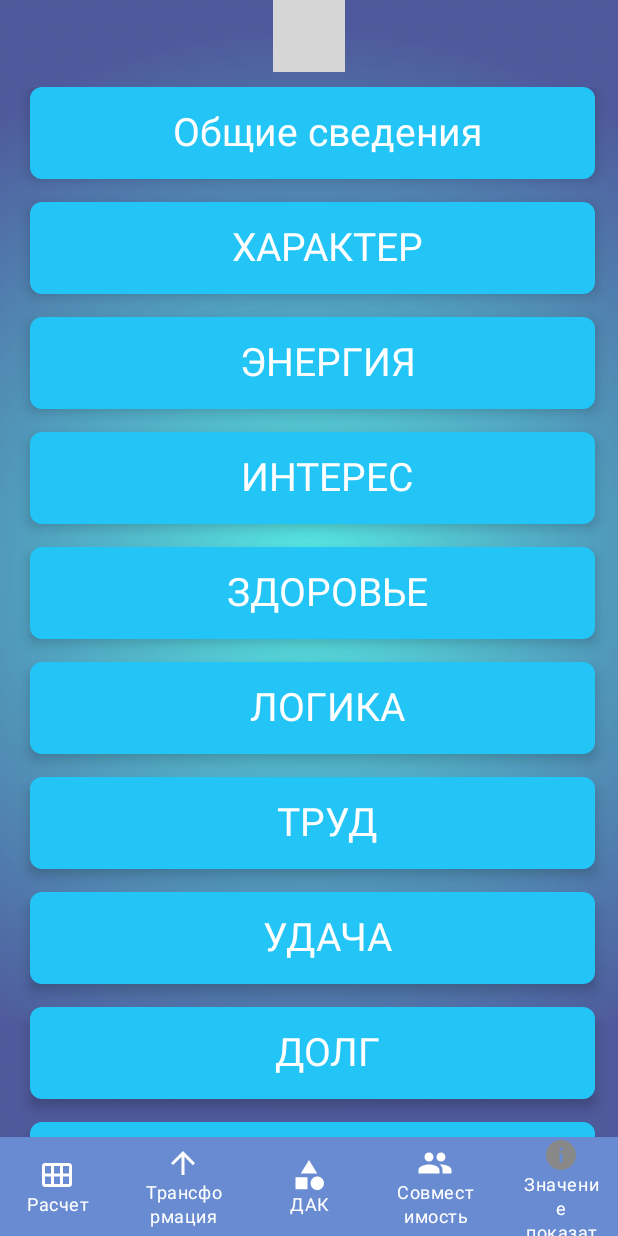
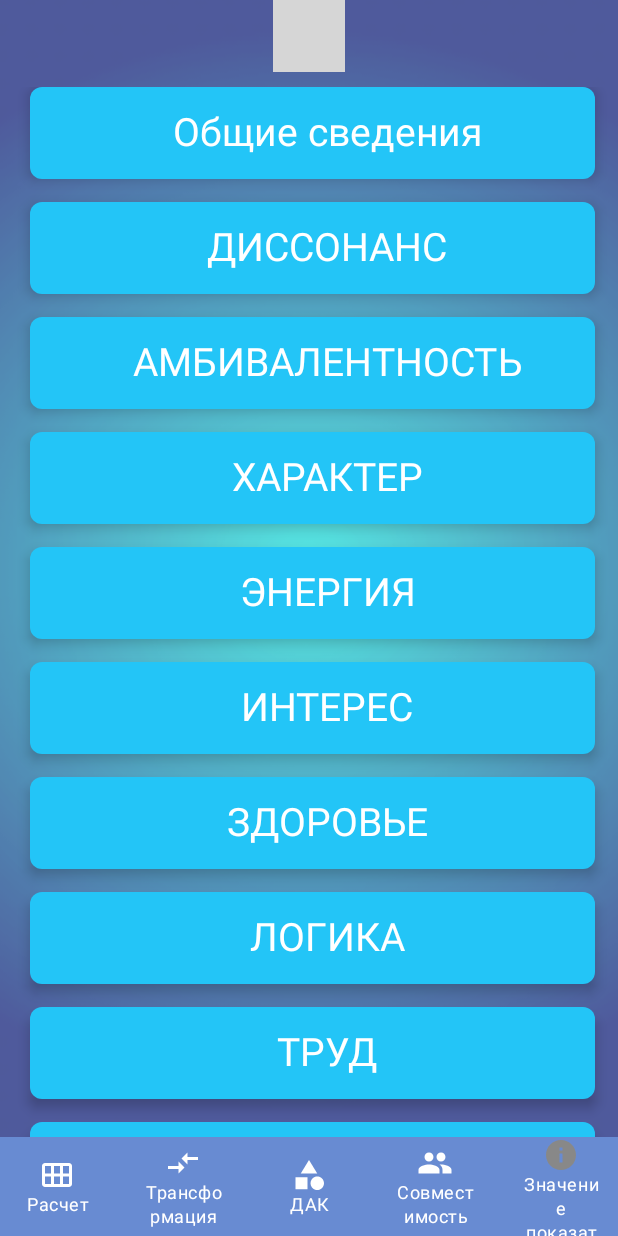
Before and after one commit to 070boroda/numerologic_android, an Android app built with Jetpack Compose: the screen_2 screen opened through its navigation route, on a phone screen of 412 x 824 dp. Run offline under Robolectric (Android 15) with nearby library versions, the phone set to English and light mode, and no system bars; our stand-ins replace AdMob, livedata-compose; libraries missing offline, so code that uses them is left out: com.android.billingclient, com.google.firebase.crashlytics, com.yandex.mobile; pictures from the network do not load; 2 statements that could not run were skipped; grey boxes are pictures that could not be loaded.

Commit message:
[NA-037] - add info, up version

```diff
--- a/app/src/main/java/com/zelianko/numerologic/activiti/HelpScreen.kt
+++ b/app/src/main/java/com/zelianko/numerologic/activiti/HelpScreen.kt
@@ -106,6 +106,8 @@ fun HelpScreen(
                 itemsIndexed(
                     listOf(
                         "Общие сведения",
+                        "ДИССОНАНС",
+                        "АМБИВАЛЕНТНОСТЬ",
                         "ХАРАКТЕР",
                         "ЭНЕРГИЯ",
                         "ИНТЕРЕС",
@@ -139,6 +141,8 @@ fun TextBlock(header: String) {
     val stringArray: Array<String>
     when (header) {
         "Общие сведения" -> stringArray = stringArrayResource(R.array.headers)
+        "ДИССОНАНС" -> stringArray = stringArrayResource(R.array.disonans)
+        "АМБИВАЛЕНТНОСТЬ" -> stringArray = stringArrayResource(R.array.ambivalentnost)
         "ХАРАКТЕР" -> stringArray = stringArrayResource(R.array.character)
         "ЭНЕРГИЯ" -> stringArray = stringArrayResource(R.array.energy)
         "ИНТЕРЕС" -> stringArray = stringArrayResource(R.array.interes)
--- a/app/src/main/java/com/zelianko/numerologic/bottom_navigation/BottomItem.kt
+++ b/app/src/main/java/com/zelianko/numerologic/bottom_navigation/BottomItem.kt
@@ -7,6 +7,6 @@ sealed class BottomItem(val title: String, val iconId: Int, val route: String) {
     object Screen1: BottomItem("Расчет", R.drawable.raschet_nav_bar_ico, "screen_1")
     object Screen2: BottomItem("Значение показателей", R.drawable.info_nav_bar_icon, "screen_2")
     object Screen3: BottomItem("Совместимость", R.drawable.two_cell_nav_bar_icon, "screen_3")
-    object Screen4: BottomItem("Трансформация", R.drawable.transformation_nav_bar_icon, "screen_4")
+    object Screen4: BottomItem("Трансформация", R.drawable.baseline_compare_arrows_24, "screen_4")
     object Screen5: BottomItem("ДАК", R.drawable.baseline_category_24, "screen_5")
 }
--- /dev/null
+++ b/app/src/main/res/drawable/baseline_compare_arrows_24.xml
@@ -0,0 +1,5 @@
+<vector android:autoMirrored="true" android:height="24dp"
+    android:tint="#FFFFFF" android:viewportHeight="24"
+    android:viewportWidth="24" android:width="24dp" xmlns:android="http://schemas.android.com/apk/res/android">
+    <path android:fillColor="@android:color/white" android:pathData="M9.01,14H2v2h7.01v3L13,15l-3.99,-4V14zM14.99,13v-3H22V8h-7.01V5L11,9L14.99,13z"/>
+</vector>
--- a/app/src/main/res/values/arrays.xml
+++ b/app/src/main/res/values/arrays.xml
@@ -9,6 +9,22 @@
             Используется для анализа, с целью выявить личностные качества и поведенческие особенности человека, данные ему при рождении.
             Для того, чтобы максимально раскрыть заложенный потенциал, при этом уменьшив или компенсировав воздействие слабых сторон человека.
         </item>
+    </string-array>
+
+    <string-array name="disonans">
+        <item>
+            Диссонанс - это когда один показатель мешает другому, тормозит его
+            проявления/реализацию. Он требует преодоления того показателя, который
+            является сдерживающим.
+         </item>
+    </string-array>
+
+    <string-array name="ambivalentnost">
+        <item>
+            Амбивалентность - это показатели, которые на первый взгляд кажутся
+            противоположными, но на самом деле могут существовать в одном человеке
+            параллельно.
+         </item>
     </string-array>
 
     <string-array name="character">
```
